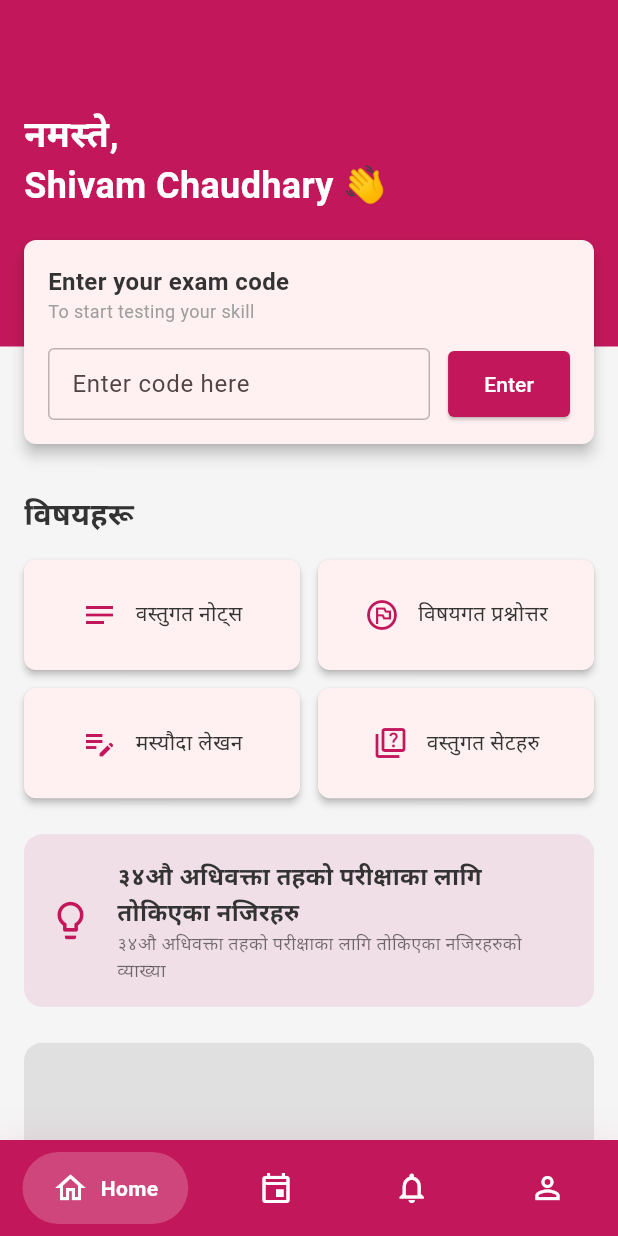
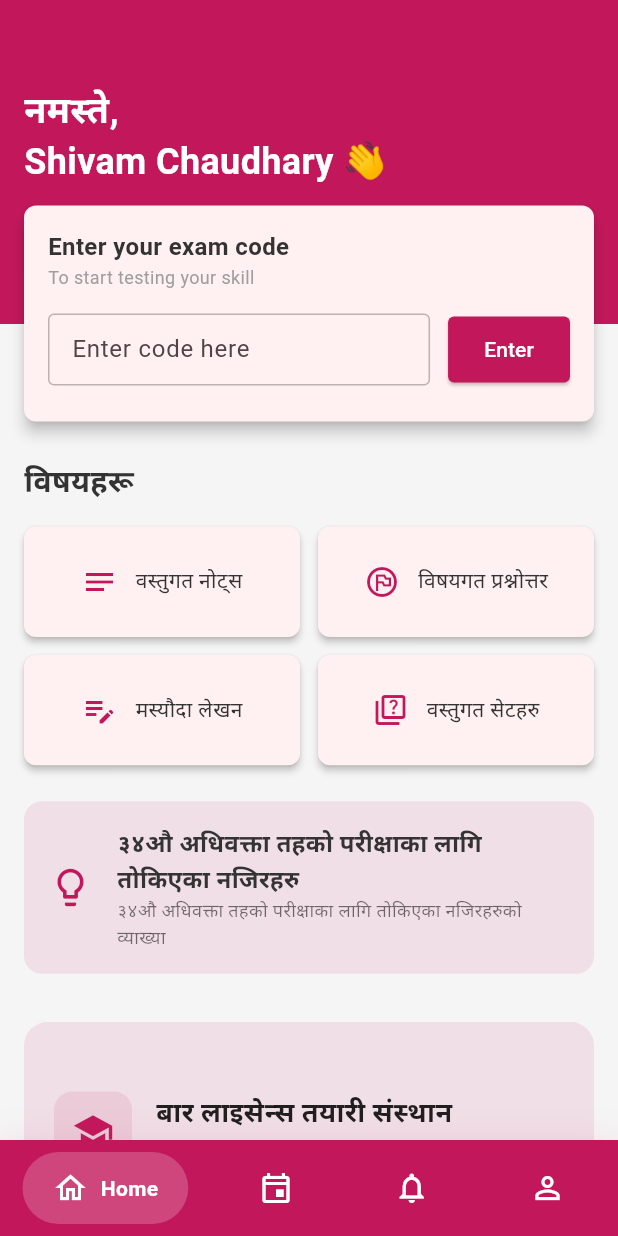
Before and after one commit to appDIbetu/tutor, a Flutter app: the screen it shows after launch, on a phone screen of 412 x 824 dp. Run offline on Flutter 3.47's test engine with Material 3 defaults, Android fonts, the phone set to English and light mode, and no system bars; drawn by our look-alikes of carousel_slider, google_nav_bar; our stand-ins replace bloc, equatable, fl_chart, flutter_bloc, pdf, printing and 2 more; missing offline and left inert: syncfusion_flutter_pdfviewer; Roboto replaces fonts that are missing (Poppins).

Commit message:
home screen revamping

```diff
--- a/lib/features/home/view/home_screen.dart
+++ b/lib/features/home/view/home_screen.dart
@@ -1,5 +1,6 @@
 import 'package:flutter/material.dart';
 import 'package:flutter_bloc/flutter_bloc.dart';
+import 'package:carousel_slider/carousel_slider.dart';
 import '../bloc/home_bloc.dart';
 import '../widgets/exam_code_card.dart';
 import '../../../core/constants/app_colors.dart';
@@ -44,7 +45,7 @@ class HomeScreen extends StatelessWidget {
                           userName = state.userName;
                         }
                         return SizedBox(
-                          height: 240,
+                          height: 225,
                           child: Stack(
                             clipBehavior: Clip.none,
                             children: [
@@ -57,9 +58,9 @@ class HomeScreen extends StatelessWidget {
                                   color: AppColors.primary,
                                   padding: const EdgeInsets.fromLTRB(
                                     16,
+                                    0,
                                     16,
-                                    16,
-                                    80,
+                                    20,
                                   ),
                                   alignment: Alignment.topLeft,
                                   child: Text(
@@ -84,7 +85,7 @@ class HomeScreen extends StatelessWidget {
                       },
                     ),
                   ),
-                  const SliverToBoxAdapter(child: SizedBox(height: 32)),
+                  const SliverToBoxAdapter(child: SizedBox(height: 25)),
                   SliverToBoxAdapter(
                     child: Container(
                       padding: const EdgeInsets.symmetric(horizontal: 16.0),
@@ -239,17 +240,153 @@ class HomeScreen extends StatelessWidget {
     );
   }
 
-  // Placeholder for promo carousel (Use the carousel_slider package here)
+  // Promo carousel with 3 advertisement cards
   Widget _buildPromoCarousel() {
-    // You can implement this using the carousel_slider package
-    return Container(
-      height: 150,
-      margin: const EdgeInsets.symmetric(horizontal: 16),
-      decoration: BoxDecoration(
-        color: Colors.grey[300],
-        borderRadius: BorderRadius.circular(12),
-      ),
-      child: const Center(child: Text('Promo Banner Carousel')),
+    return _PromoCarouselWidget();
+  }
+}
+
+class _PromoCarouselWidget extends StatefulWidget {
+  @override
+  _PromoCarouselWidgetState createState() => _PromoCarouselWidgetState();
+}
+
+class _PromoCarouselWidgetState extends State<_PromoCarouselWidget> {
+  int _currentIndex = 0;
+
+  final List<Map<String, dynamic>> promoData = [
+    {
+      'title': 'बार लाइसेन्स तयारी संस्थान',
+      'subtitle': 'व्यावसायिक कानूनी शिक्षा',
+      'description': 'अधिवक्ता परीक्षाको लागि व्यावसायिक तयारी',
+      'icon': Icons.school,
+    },
+    {
+      'title': 'कानूनी पुस्तकहरू',
+      'subtitle': 'संविधान र कानून',
+      'description': 'सबै विषयका लागि व्यापक पुस्तकहरू',
+      'icon': Icons.menu_book,
+    },
+    {
+      'title': 'अनलाइन कोर्स',
+      'subtitle': 'डिजिटल शिक्षा',
+      'description': 'घरबाटै सिक्नुहोस् र तयार हुनुहोस्',
+      'icon': Icons.laptop,
+    },
+  ];
+
+  @override
+  Widget build(BuildContext context) {
+    return Column(
+      children: [
+        Container(
+          height: 180,
+          margin: const EdgeInsets.symmetric(horizontal: 16, vertical: 8),
+          child: CarouselSlider.builder(
+            itemCount: promoData.length,
+            itemBuilder: (context, index, realIndex) {
+              final promo = promoData[index];
+              return Container(
+                decoration: BoxDecoration(
+                  color: AppColors.primary.withValues(alpha: 0.1),
+                  borderRadius: BorderRadius.circular(16),
+                ),
+                child: Padding(
+                  padding: const EdgeInsets.all(20),
+                  child: Column(
+                    crossAxisAlignment: CrossAxisAlignment.start,
+                    mainAxisAlignment: MainAxisAlignment.center,
+                    children: [
+                      Row(
+                        children: [
+                          Container(
+                            padding: const EdgeInsets.all(12),
+                            decoration: BoxDecoration(
+                              color: AppColors.primary.withValues(alpha: 0.1),
+                              borderRadius: BorderRadius.circular(12),
+                            ),
+                            child: Icon(
+                              promo['icon'],
+                              color: AppColors.primary,
+                              size: 28,
+                            ),
+                          ),
+                          const SizedBox(width: 16),
+                          Expanded(
+                            child: Column(
+                              crossAxisAlignment: CrossAxisAlignment.start,
+                              children: [
+                                Text(
+                                  promo['title'],
+                                  style: const TextStyle(
+                                    color: Colors.black87,
+                                    fontSize: 18,
+                                    fontWeight: FontWeight.bold,
+                                  ),
+                                ),
+                                const SizedBox(height: 4),
+                                Text(
+                                  promo['subtitle'],
+                                  style: TextStyle(
+                                    color: Colors.grey.shade600,
+                                    fontSize: 14,
+                                    fontWeight: FontWeight.w500,
+                                  ),
+                                ),
+                              ],
+                            ),
+                          ),
+                        ],
+                      ),
+                      const SizedBox(height: 16),
+                      Text(
+                        promo['description'],
+                        style: TextStyle(
+                          color: Colors.grey.shade700,
+                          fontSize: 13,
+                        ),
+                      ),
+                    ],
+                  ),
+                ),
+              );
+            },
+            options: CarouselOptions(
+              height: 180,
+              autoPlay: true,
+              autoPlayInterval: const Duration(seconds: 3),
+              autoPlayAnimationDuration: const Duration(milliseconds: 800),
+              autoPlayCurve: Curves.fastOutSlowIn,
+              enlargeCenterPage: false,
+              viewportFraction: 1.0,
+              aspectRatio: 2.0,
+              onPageChanged: (index, reason) {
+                setState(() {
+                  _currentIndex = index;
+                });
+              },
+            ),
+          ),
+        ),
+        // Dots indicator
+        Row(
+          mainAxisAlignment: MainAxisAlignment.center,
+          children: List.generate(
+            promoData.length,
+            (index) => Container(
+              margin: const EdgeInsets.symmetric(horizontal: 4),
+              width: 8,
+              height: 8,
+              decoration: BoxDecoration(
+                shape: BoxShape.circle,
+                color: _currentIndex == index
+                    ? AppColors.primary
+                    : AppColors.primary.withValues(alpha: 0.3),
+              ),
+            ),
+          ),
+        ),
+      ],
     );
   }
 }
--- a/lib/features/home/widgets/exam_code_card.dart
+++ b/lib/features/home/widgets/exam_code_card.dart
@@ -121,6 +121,7 @@ class _ExamCodeCardState extends State<ExamCodeCard> {
                 ),
               ],
             ),
+            const SizedBox(height: 8),
           ],
         ),
       ),
```
